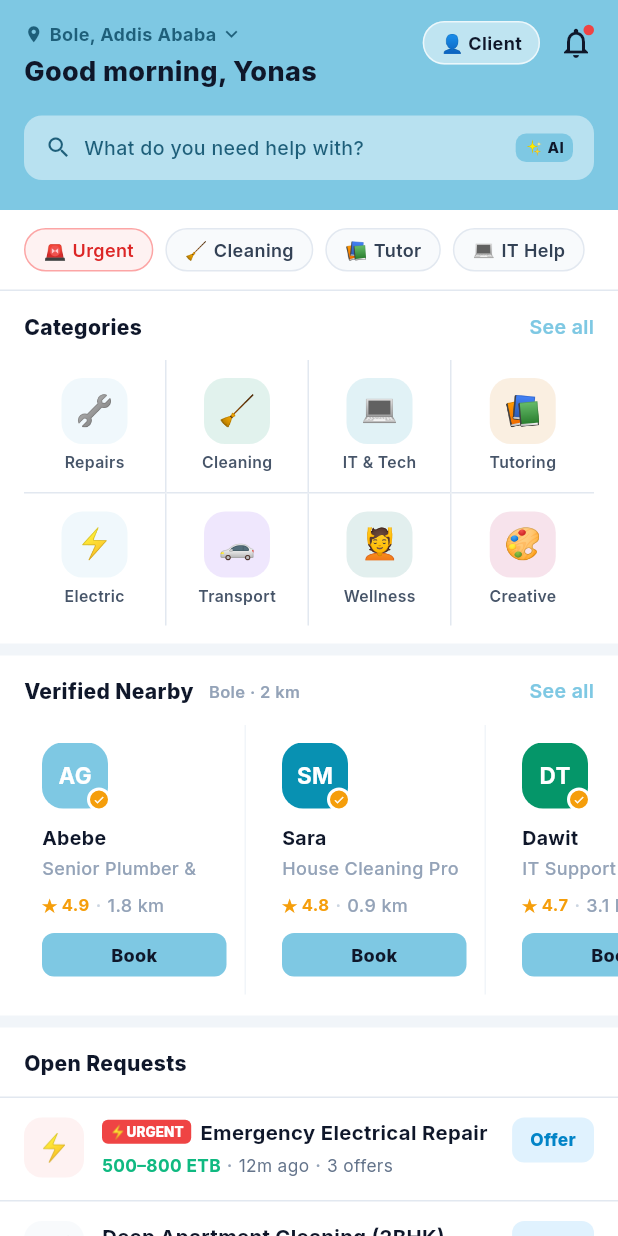
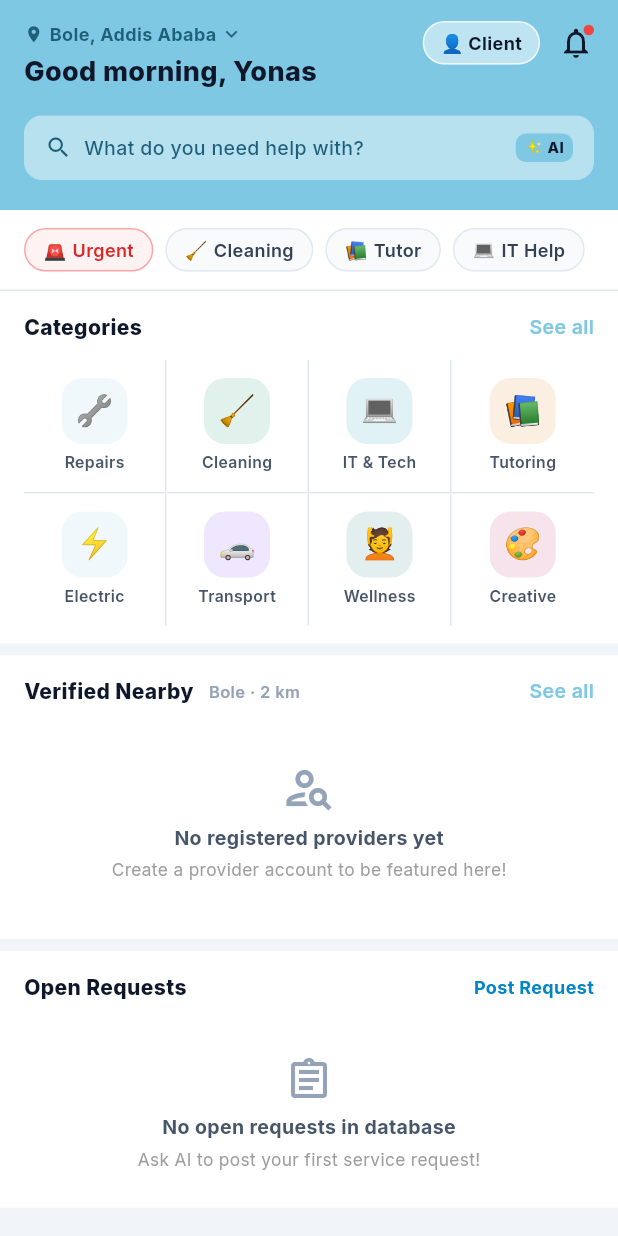
Before and after one commit to niletechx/LINC, a Flutter app: the HomeScreen screen opened directly, on a phone screen of 412 x 824 dp. Run offline on Flutter 3.47's test engine with Material 3 defaults, Android fonts, the phone set to English and light mode, and no system bars; our stand-ins replace dio, flutter_riverpod, go_router, google_fonts, shared_preferences, socket_io_client; accounts and stored records are empty; network calls fail.

Commit message:
feat(home): replace mock data in Verified Nearby and Open Requests with live database records

```diff
--- a/client/mobile/lib/screens/home/home_screen.dart
+++ b/client/mobile/lib/screens/home/home_screen.dart
@@ -1,7 +1,6 @@
 import 'package:flutter/material.dart';
 import 'package:flutter_riverpod/flutter_riverpod.dart';
 import 'package:go_router/go_router.dart';
-import '../../data/mock_data.dart';
 import '../../widgets/provider_card.dart';
 import '../../providers/app_provider.dart';
 import '../../providers/auth_provider.dart';
@@ -491,14 +490,50 @@ class _HomeScreenState extends ConsumerState<HomeScreen> {
                       ),
                     ),
                     const SizedBox(height: 12),
-                    SingleChildScrollView(
+                    providersAsync.when(
+                      loading: () => const Center(
+                        child: Padding(
+                          padding: EdgeInsets.symmetric(vertical: 24),
+                          child: CircularProgressIndicator(strokeWidth: 2, color: Color(0xFF7EC8E3)),
+                        ),
+                      ),
+                      error: (err, _) => Center(
+                        child: Padding(
+                          padding: const EdgeInsets.symmetric(vertical: 20, horizontal: 16),
+                          child: Text(
+                            'Unable to load nearby providers',
+                            style: TextStyle(fontSize: 12, color: Colors.grey.shade600),
+                          ),
+                        ),
+                      ),
+                      data: (providers) {
+                        if (providers.isEmpty) {
+                          return Center(
+                            child: Padding(
+                              padding: const EdgeInsets.symmetric(vertical: 24, horizontal: 16),
+                              child: Column(
+                                children: [
+                                  const Icon(Icons.person_search_outlined, size: 36, color: Color(0xFF94A3B8)),
+                                  const SizedBox(height: 6),
+                                  const Text(
+                                    'No registered providers yet',
+                                    style: TextStyle(fontSize: 13, fontWeight: FontWeight.w700, color: Color(0xFF475569)),
+                                  ),
+                                  const SizedBox(height: 4),
+                                  Text(
+                                    'Create a provider account to be featured here!',
+                                    style: TextStyle(fontSize: 11.5, color: Colors.grey.shade500),
+                                  ),
+                                ],
+                              ),
+                            ),
+                          );
+                        }
+                        return SingleChildScrollView(
                           scrollDirection: Axis.horizontal,
                           padding: const EdgeInsets.symmetric(horizontal: 16),
                           child: Row(
-                        children: (providersAsync.value != null && providersAsync.value!.isNotEmpty
-                                ? providersAsync.value!
-                                : MockData.providers)
-                            .map((p) {
+                            children: providers.map((p) {
                               return Padding(
                                 padding: const EdgeInsets.only(right: 12),
                                 child: GestureDetector(
@@ -511,6 +546,8 @@ class _HomeScreenState extends ConsumerState<HomeScreen> {
                               );
                             }).toList(),
                           ),
+                        );
+                      },
                     ),
                   ],
                 ),
@@ -521,37 +558,82 @@ class _HomeScreenState extends ConsumerState<HomeScreen> {
                 color: Colors.white,
                 margin: const EdgeInsets.only(bottom: 80),
                 child: Column(
+                  crossAxisAlignment: CrossAxisAlignment.start,
                   children: [
-                    const Padding(
-                      padding: EdgeInsets.fromLTRB(16, 14, 16, 12),
+                    Padding(
+                      padding: const EdgeInsets.fromLTRB(16, 14, 16, 12),
                       child: Row(
                         children: [
-                          Text(
+                          const Text(
                             'Open Requests',
                             style: TextStyle(fontSize: 14, fontWeight: FontWeight.w800, color: Color(0xFF0F172A)),
                           ),
-                          Spacer(),
+                          const Spacer(),
+                          GestureDetector(
+                            onTap: () => context.push('/search'),
+                            child: const Text(
+                              'Post Request',
+                              style: TextStyle(color: Color(0xFF0284C7), fontSize: 12, fontWeight: FontWeight.w700),
+                            ),
+                          ),
                         ],
                       ),
                     ),
-
-                    if (requestsAsync.value != null && requestsAsync.value!.isNotEmpty)
-                      ...requestsAsync.value!.map((r) {
-                        final isUrgent = r.urgency == 'urgent';
+                    requestsAsync.when(
+                      loading: () => const Center(
+                        child: Padding(
+                          padding: EdgeInsets.symmetric(vertical: 20),
+                          child: CircularProgressIndicator(strokeWidth: 2, color: Color(0xFF7EC8E3)),
+                        ),
+                      ),
+                      error: (err, _) => Center(
+                        child: Padding(
+                          padding: const EdgeInsets.symmetric(vertical: 16, horizontal: 16),
+                          child: Text(
+                            'Unable to load open requests',
+                            style: TextStyle(fontSize: 12, color: Colors.grey.shade600),
+                          ),
+                        ),
+                      ),
+                      data: (requests) {
+                        if (requests.isEmpty) {
+                          return Center(
+                            child: Padding(
+                              padding: const EdgeInsets.symmetric(vertical: 24, horizontal: 16),
+                              child: Column(
+                                children: [
+                                  const Icon(Icons.assignment_outlined, size: 32, color: Color(0xFF94A3B8)),
+                                  const SizedBox(height: 6),
+                                  const Text(
+                                    'No open requests in database',
+                                    style: TextStyle(fontSize: 13, fontWeight: FontWeight.w700, color: Color(0xFF475569)),
+                                  ),
+                                  const SizedBox(height: 4),
+                                  Text(
+                                    'Ask AI to post your first service request!',
+                                    style: TextStyle(fontSize: 11.5, color: Colors.grey.shade500),
+                                  ),
+                                ],
+                              ),
+                            ),
+                          );
+                        }
+                        return Column(
+                          children: requests.map((r) {
+                            final isUrgent = r.urgency == 'urgent' || r.urgency == 'high';
+                            final emoji = _getEmojiForCategory(r.title);
                             return _buildOpenRequestRow(
-                          isUrgent ? '⚡' : '🔧',
+                              emoji,
                               r.title,
                               '${r.budgetMin.toInt()}–${r.budgetMax.toInt()} ${r.currency}',
                               r.time,
-                          '2 offers',
+                              r.city,
                               isUrgent,
                             );
-                      })
-                    else ...[
-                      _buildOpenRequestRow('⚡', 'Emergency Electrical Repair', '500–800 ETB', '12m ago', '3 offers', true),
-                      _buildOpenRequestRow('🧹', 'Deep Apartment Cleaning (2BHK)', '600–1,000 ETB', '35m ago', '5 offers', false),
-                      _buildOpenRequestRow('🔧', 'Plumbing & Water Tank Fix', '400–700 ETB', '1h ago', '2 offers', false),
-                    ],
+                          }).toList(),
+                        );
+                      },
+                    ),
                   ],
                 ),
               ),
@@ -630,7 +712,30 @@ class _HomeScreenState extends ConsumerState<HomeScreen> {
     );
   }
 
-  Widget _buildOpenRequestRow(String emoji, String title, String budget, String time, String offers, bool isUrgent) {
+  String _getEmojiForCategory(String title) {
+    final lower = title.toLowerCase();
+    if (lower.contains('pipe') || lower.contains('water') || lower.contains('leak') || lower.contains('plumb')) {
+      return '🔧';
+    }
+    if (lower.contains('electr') || lower.contains('wire') || lower.contains('light') || lower.contains('power')) {
+      return '⚡';
+    }
+    if (lower.contains('clean') || lower.contains('maid') || lower.contains('house')) {
+      return '🧹';
+    }
+    if (lower.contains('laptop') || lower.contains('comput') || lower.contains('tech') || lower.contains('it')) {
+      return '💻';
+    }
+    if (lower.contains('tutor') || lower.contains('teach') || lower.contains('lesson') || lower.contains('math')) {
+      return '📚';
+    }
+    if (lower.contains('car') || lower.contains('driv') || lower.contains('transport') || lower.contains('cargo')) {
+      return '🚗';
+    }
+    return '📋';
+  }
+
+  Widget _buildOpenRequestRow(String emoji, String title, String budget, String time, String location, bool isUrgent) {
     return Container(
       padding: const EdgeInsets.symmetric(vertical: 13, horizontal: 16),
       decoration: const BoxDecoration(
@@ -692,7 +797,7 @@ class _HomeScreenState extends ConsumerState<HomeScreen> {
                     const Text(' · ', style: TextStyle(color: Color(0xFF94A3B8))),
                     Text(time, style: const TextStyle(fontSize: 11.5, color: Color(0xFF64748B))),
                     const Text(' · ', style: TextStyle(color: Color(0xFF94A3B8))),
-                    Text(offers, style: const TextStyle(fontSize: 11.5, color: Color(0xFF64748B))),
+                    Text(location, style: const TextStyle(fontSize: 11.5, color: Color(0xFF64748B))),
                   ],
                 ),
               ],
```
Also changed, not shown: client/mobile/lib/services/provider_service.dart (+3 -4 lines), client/mobile/lib/services/request_service.dart (+19 -1 lines), 1 other file. Lines whose indentation alone changed are shown as unchanged.
